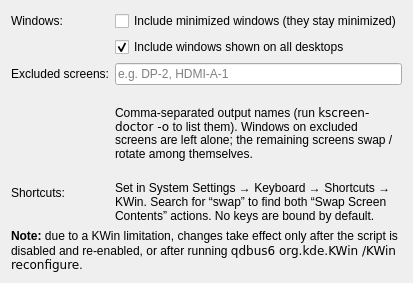
Old version of the form contents/ui/config.ui in the repository flonix8/swap-screen-contents.
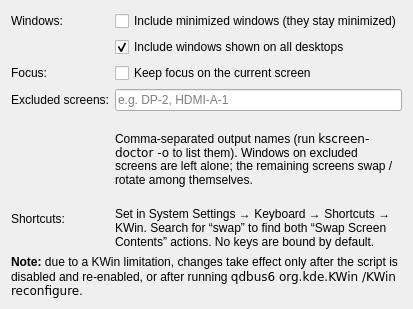
New version of the form.

Commit message:
Add "Keep focus on current screen"
Uses self-constructed window activation MRU to activate the most recently used window on the incoming group
on the screen that had focus before the swap

What changed in the file:
```diff
--- a/contents/ui/config.ui
+++ b/contents/ui/config.ui
@@ -31,6 +31,23 @@
     </widget>
    </item>
    <item row="2" column="0">
+    <widget class="QLabel" name="focusLabel">
+     <property name="text">
+      <string>Focus:</string>
+     </property>
+    </widget>
+   </item>
+   <item row="2" column="1">
+    <widget class="QCheckBox" name="kcfg_KeepFocusOnScreen">
+     <property name="text">
+      <string>Keep focus on the current screen</string>
+     </property>
+     <property name="toolTip">
+      <string>After a swap, activate the most recently used window that arrived on the screen you were on, instead of following the focused window to its new screen.</string>
+     </property>
+    </widget>
+   </item>
+   <item row="3" column="0">
     <widget class="QLabel" name="excludedLabel">
      <property name="text">
       <string>Excluded screens:</string>
@@ -40,14 +57,14 @@
      </property>
     </widget>
    </item>
-   <item row="2" column="1">
+   <item row="3" column="1">
     <widget class="QLineEdit" name="kcfg_ExcludedScreens">
      <property name="placeholderText">
       <string>e.g. DP-2, HDMI-A-1</string>
      </property>
     </widget>
    </item>
-   <item row="3" column="1">
+   <item row="4" column="1">
     <widget class="QLabel" name="excludedHelp">
      <property name="text">
       <string>Comma-separated output names (run &lt;code&gt;kscreen-doctor -o&lt;/code&gt; to list them). Windows on excluded screens are left alone; the remaining screens swap / rotate among themselves.</string>
@@ -60,14 +77,14 @@
      </property>
     </widget>
    </item>
-   <item row="4" column="0">
+   <item row="5" column="0">
     <widget class="QLabel" name="shortcutsLabel">
      <property name="text">
       <string>Shortcuts:</string>
      </property>
     </widget>
    </item>
-   <item row="4" column="1">
+   <item row="5" column="1">
     <widget class="QLabel" name="shortcutsHelp">
      <property name="text">
       <string>Set in System Settings → Keyboard → Shortcuts → KWin. Search for “swap” to find both “Swap Screen Contents” actions. No keys are bound by default.</string>
@@ -77,7 +94,7 @@
      </property>
     </widget>
    </item>
-   <item row="5" column="0" colspan="2">
+   <item row="6" column="0" colspan="2">
     <widget class="QLabel" name="reloadNote">
      <property name="text">
       <string>&lt;b&gt;Note:&lt;/b&gt; due to a KWin limitation, changes take effect only after the script is disabled and re-enabled, or after running &lt;code&gt;qdbus6 org.kde.KWin /KWin reconfigure&lt;/code&gt;.</string>
```
The commit also changes 3 other files.
